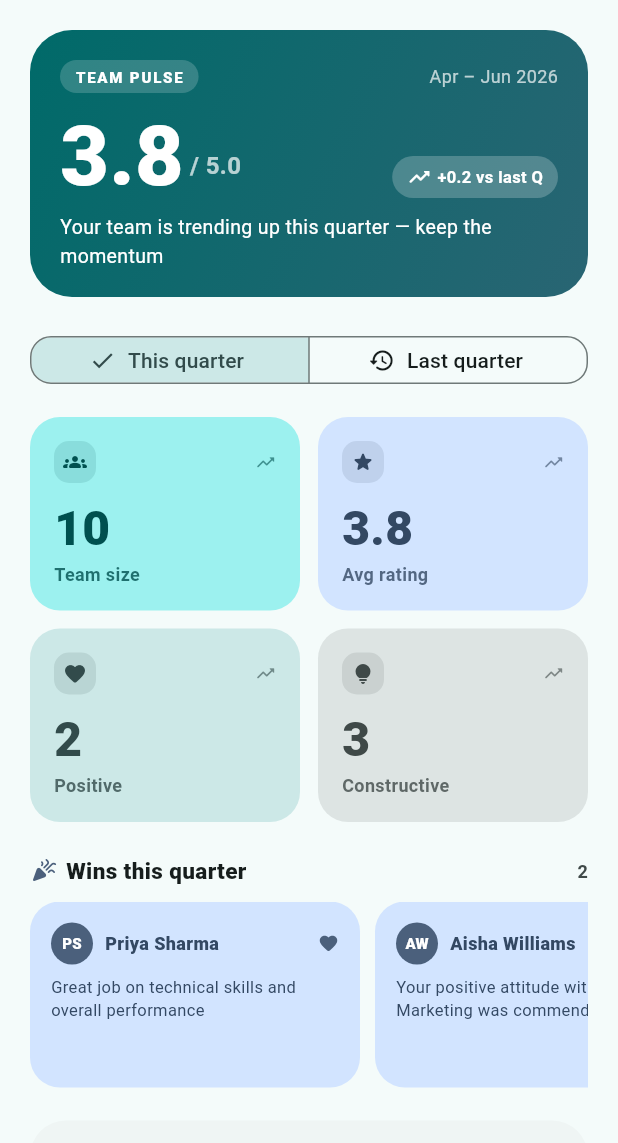
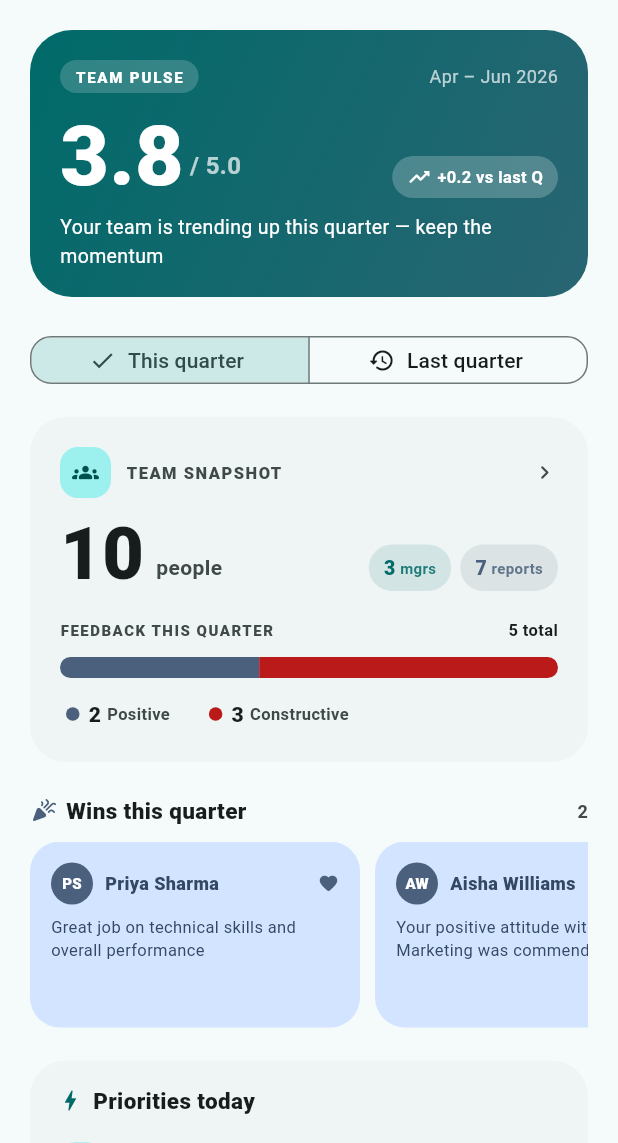
Before and after one commit to deshpandeatharv50-ai/pulse-review, a Flutter app: the DashboardEnterprise screen opened directly, on a phone screen of 412 x 824 dp, the part 93-1236 px from its top. Run offline on Flutter 3.47's test engine with Material 3 defaults, Android fonts, the phone set to English and light mode, and no system bars; our stand-ins replace supabase_flutter; accounts and stored records are empty.

Commit message:
dashboard: collapse 4 KPI tiles into single Team snapshot card
- Remove redundant 3.8 avg rating tile (hero already shows it)
- Combine team size + positive/constructive feedback into one card
- Add composition chips (managers / reports) on the right
- Add tappable stacked horizontal bar showing positive vs constructive
  split, plus tappable legend with counts
- Whole card taps through to Team; bar segments and legend tap through
  to filtered feedback log — click affordance now matches reality

Co-Authored-By: Claude Opus 4.7 <noreply@anthropic.com>

```diff
--- a/lib/screens/dashboard_enterprise.dart
+++ b/lib/screens/dashboard_enterprise.dart
@@ -275,30 +275,8 @@ class _DashboardEnterpriseState extends State<DashboardEnterprise> {
               ),
               const SizedBox(height: 18),
 
-              // ─── 4 KPI tiles, each its own M3 tonal container ───
-              Row(children: [
-                Expanded(child: _kpiM3('Team size', _teamMembers.toString(),
-                    Icons.groups_rounded,
-                    scheme.primaryContainer, scheme.onPrimaryContainer,
-                    () => Navigator.of(context).push(MaterialPageRoute(builder: (_) => const TeamScreen())))),
-                const SizedBox(width: 12),
-                Expanded(child: _kpiM3('Avg rating', avg.toStringAsFixed(1),
-                    Icons.star_rounded,
-                    scheme.tertiaryContainer, scheme.onTertiaryContainer,
-                    () => Navigator.of(context).push(MaterialPageRoute(builder: (_) => const ReviewsAdvancedClassic())))),
-              ]),
-              const SizedBox(height: 12),
-              Row(children: [
-                Expanded(child: _kpiM3('Positive', positive.toString(),
-                    Icons.favorite_rounded,
-                    scheme.secondaryContainer, scheme.onSecondaryContainer,
-                    () => _showFeedbackPopup('Positive'))),
-                const SizedBox(width: 12),
-                Expanded(child: _kpiM3('Constructive', constructive.toString(),
-                    Icons.lightbulb_rounded,
-                    scheme.surfaceContainerHighest, scheme.onSurfaceVariant,
-                    () => _showFeedbackPopup('Constructive'))),
-              ]),
+              // ─── Single team snapshot card: composition + feedback split ───
+              _teamSnapshotCard(scheme, positive, constructive),
               const SizedBox(height: 22),
 
               // ─── Wins this quarter (horizontal celebration row) ───
@@ -420,42 +398,194 @@ class _DashboardEnterpriseState extends State<DashboardEnterprise> {
     );
   }
 
-  // M3 KPI tile with full tonal container background.
-  Widget _kpiM3(String label, String value, IconData icon,
-      Color bg, Color fg, VoidCallback onTap) {
+  // Single team snapshot card: people composition + feedback breakdown.
+  // Replaces the 4 redundant KPI tiles with one richer surface.
+  Widget _teamSnapshotCard(ColorScheme scheme, int positive, int constructive) {
+    final total = positive + constructive;
+    final posPct = total == 0 ? 0.0 : positive / total;
+    final managers = _teamMembers >= 8 ? 3 : 2; // derived from roster shape
+    final reports = _teamMembers - managers;
+    final posColor = scheme.tertiary;
+    final conColor = scheme.error;
+
     return Material(
-      color: bg,
-      borderRadius: BorderRadius.circular(20),
+      color: scheme.surfaceContainerLow,
+      borderRadius: BorderRadius.circular(24),
       child: InkWell(
-        borderRadius: BorderRadius.circular(20),
-        onTap: onTap,
+        borderRadius: BorderRadius.circular(24),
+        onTap: () => Navigator.of(context).push(
+            MaterialPageRoute(builder: (_) => const TeamScreen())),
         child: Padding(
-          padding: const EdgeInsets.all(16),
+          padding: const EdgeInsets.all(20),
           child: Column(
             crossAxisAlignment: CrossAxisAlignment.start,
             children: [
               Row(
                 children: [
                   Container(
-                    padding: const EdgeInsets.all(6),
+                    padding: const EdgeInsets.all(8),
                     decoration: BoxDecoration(
-                      color: fg.withOpacity(0.12),
-                      borderRadius: BorderRadius.circular(10),
+                      color: scheme.primaryContainer,
+                      borderRadius: BorderRadius.circular(12),
                     ),
-                    child: Icon(icon, size: 16, color: fg),
+                    child: Icon(Icons.groups_rounded,
+                        size: 18, color: scheme.onPrimaryContainer),
                   ),
+                  const SizedBox(width: 10),
+                  Text('TEAM SNAPSHOT',
+                      style: TextStyle(
+                          fontSize: 11,
+                          fontWeight: FontWeight.w800,
+                          letterSpacing: 1.0,
+                          color: scheme.onSurfaceVariant)),
                   const Spacer(),
-                  Icon(Icons.trending_up_rounded, size: 14, color: fg.withOpacity(0.6)),
+                  Icon(Icons.chevron_right_rounded,
+                      size: 18, color: scheme.onSurfaceVariant),
                 ],
               ),
               const SizedBox(height: 14),
-              Text(value,
-                  style: TextStyle(fontWeight: FontWeight.w900, fontSize: 32, height: 1.0, color: fg)),
-              const SizedBox(height: 6),
-              Text(label,
-                  style: TextStyle(fontSize: 12, color: fg.withOpacity(0.8), fontWeight: FontWeight.w600)),
+              // Big number + composition
+              Row(
+                crossAxisAlignment: CrossAxisAlignment.end,
+                children: [
+                  Text('$_teamMembers',
+                      style: TextStyle(
+                          fontSize: 48,
+                          fontWeight: FontWeight.w900,
+                          height: 1.0,
+                          color: scheme.onSurface)),
+                  const SizedBox(width: 8),
+                  Padding(
+                    padding: const EdgeInsets.only(bottom: 6),
+                    child: Text('people',
+                        style: TextStyle(
+                            fontSize: 14,
+                            color: scheme.onSurfaceVariant,
+                            fontWeight: FontWeight.w600)),
+                  ),
+                  const Spacer(),
+                  _composChip(scheme, '$managers', 'mgrs', scheme.primary),
+                  const SizedBox(width: 6),
+                  _composChip(scheme, '$reports', 'reports', scheme.tertiary),
+                ],
+              ),
+              const SizedBox(height: 18),
+              // Feedback header + breakdown bar
+              Row(
+                children: [
+                  Text('FEEDBACK THIS QUARTER',
+                      style: TextStyle(
+                          fontSize: 10,
+                          fontWeight: FontWeight.w800,
+                          letterSpacing: 1.0,
+                          color: scheme.onSurfaceVariant)),
+                  const Spacer(),
+                  Text('$total total',
+                      style: TextStyle(
+                          fontSize: 11,
+                          fontWeight: FontWeight.w700,
+                          color: scheme.onSurface)),
+                ],
+              ),
+              const SizedBox(height: 10),
+              // Stacked horizontal bar — visual positive vs constructive split
+              ClipRRect(
+                borderRadius: BorderRadius.circular(10),
+                child: total == 0
+                    ? Container(
+                        height: 12,
+                        color: scheme.surfaceContainerHighest,
+                      )
+                    : Row(
+                        children: [
+                          Expanded(
+                            flex: (posPct * 1000).round(),
+                            child: GestureDetector(
+                              onTap: () => _showFeedbackPopup('Positive'),
+                              child: Container(
+                                height: 14,
+                                color: posColor,
+                              ),
+                            ),
+                          ),
+                          Expanded(
+                            flex: ((1 - posPct) * 1000).round(),
+                            child: GestureDetector(
+                              onTap: () => _showFeedbackPopup('Constructive'),
+                              child: Container(
+                                height: 14,
+                                color: conColor,
+                              ),
+                            ),
+                          ),
+                        ],
+                      ),
+              ),
+              const SizedBox(height: 12),
+              // Legend
+              Row(
+                children: [
+                  _legend(scheme, posColor, 'Positive', positive, () => _showFeedbackPopup('Positive')),
+                  const SizedBox(width: 18),
+                  _legend(scheme, conColor, 'Constructive', constructive, () => _showFeedbackPopup('Constructive')),
+                ],
+              ),
             ],
           ),
+        ),
+      ),
+    );
+  }
+
+  Widget _composChip(ColorScheme scheme, String value, String label, Color accent) {
+    return Container(
+      padding: const EdgeInsets.symmetric(horizontal: 10, vertical: 6),
+      decoration: BoxDecoration(
+        color: accent.withOpacity(0.12),
+        borderRadius: BorderRadius.circular(20),
+      ),
+      child: Row(
+        mainAxisSize: MainAxisSize.min,
+        children: [
+          Text(value,
+              style: TextStyle(
+                  fontSize: 13, fontWeight: FontWeight.w900, color: accent)),
+          const SizedBox(width: 3),
+          Text(label,
+              style: TextStyle(
+                  fontSize: 10,
+                  fontWeight: FontWeight.w700,
+                  color: accent.withOpacity(0.85))),
+        ],
+      ),
+    );
+  }
+
+  Widget _legend(ColorScheme scheme, Color dot, String label, int count, VoidCallback onTap) {
+    return InkWell(
+      borderRadius: BorderRadius.circular(8),
+      onTap: onTap,
+      child: Padding(
+        padding: const EdgeInsets.symmetric(horizontal: 4, vertical: 2),
+        child: Row(
+          mainAxisSize: MainAxisSize.min,
+          children: [
+            Container(
+              width: 9,
+              height: 9,
+              decoration: BoxDecoration(color: dot, shape: BoxShape.circle),
+            ),
+            const SizedBox(width: 6),
+            Text('$count',
+                style: TextStyle(
+                    fontSize: 14, fontWeight: FontWeight.w900, color: scheme.onSurface)),
+            const SizedBox(width: 4),
+            Text(label,
+                style: TextStyle(
+                    fontSize: 11,
+                    color: scheme.onSurfaceVariant,
+                    fontWeight: FontWeight.w600)),
+          ],
         ),
       ),
     );
```
